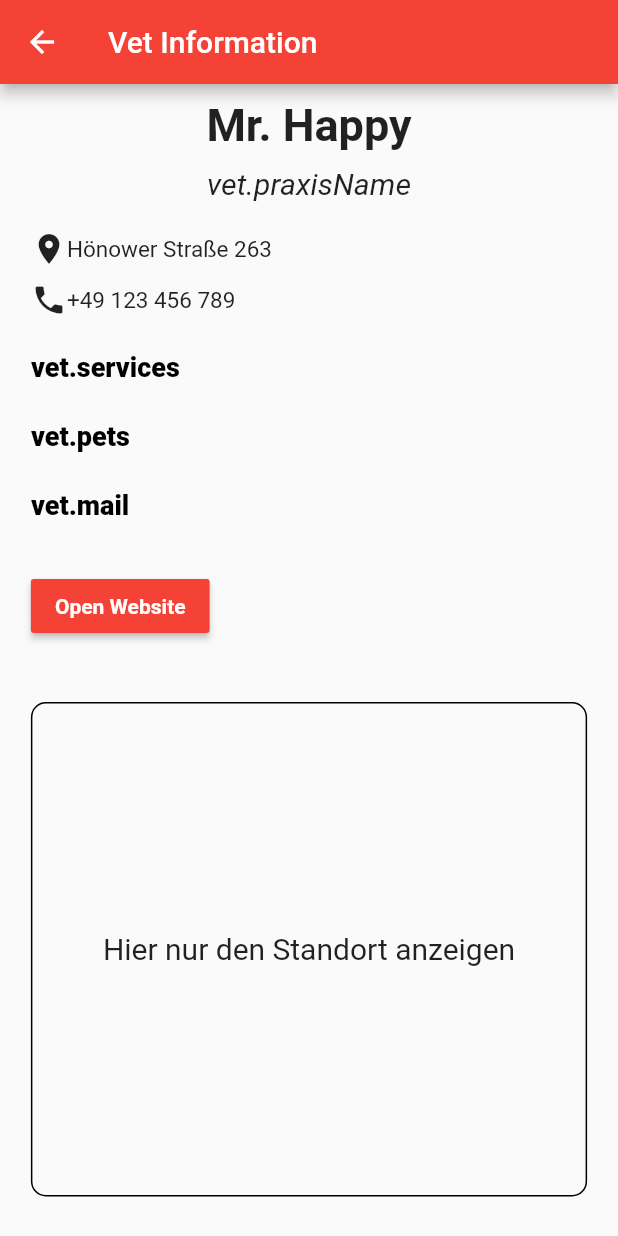
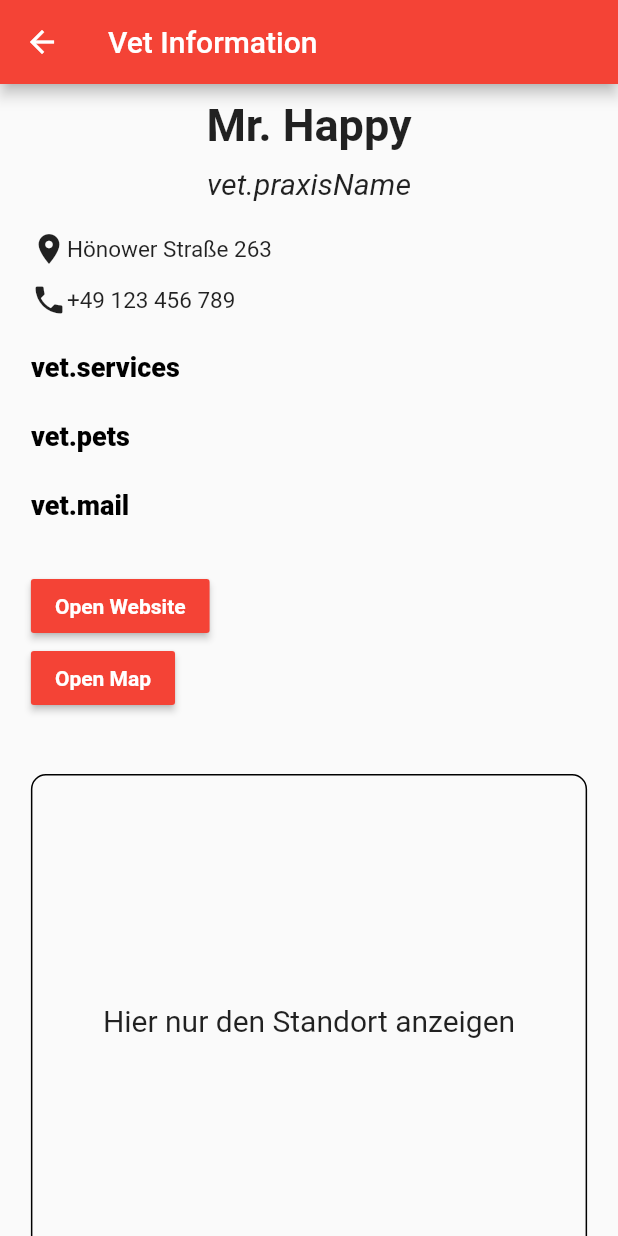
Before and after one commit to hwr-tierarzt-notdienst-finder/vetfinder, a Flutter app: the screen it shows after launch, after a tap on "Zum Tierarzt", on a phone screen of 412 x 824 dp. Run offline on Flutter 3.47's test engine with Material 2 defaults, Android fonts, the phone set to English and light mode, and no system bars; our stand-ins replace flutter_map, latlong2; missing offline and left inert: string_similarity.

Commit message:
added button to open google maps and removed unused package

```diff
--- a/frontend/lib/vet_information.dart
+++ b/frontend/lib/vet_information.dart
@@ -128,6 +128,20 @@ class VetInformation extends StatelessWidget {
                     }),
               ],
             ),
+            Row(
+              children: [
+                RaisedButton(
+                    child: const Text(
+                      'Open Map',
+                      style: TextStyle(
+                          color: Colors.white, fontWeight: FontWeight.bold),
+                    ),
+                    onPressed: () {
+                      launch(
+                          'https://www.google.com/maps/search/?api=1&query=${vet.location.latitude},${vet.location.longitude}');
+                    }),
+              ],
+            ),
             const SizedBox(height: 10),
             Container(
               decoration: BoxDecoration(
--- a/frontend/pubspec.yaml
+++ b/frontend/pubspec.yaml
@@ -37,7 +37,6 @@ dependencies:
   cupertino_icons: ^1.0.2
   flutter_map: ^2.2.0
   latlong2: ^0.8.1
-  flutter_linkify: ^5.0.2
   url_launcher: ^6.1.5
 
 dev_dependencies:
```
Also changed, not shown: frontend/lib/components/map_utils.dart (added, +19 -0 lines), frontend/pubspec.lock.
